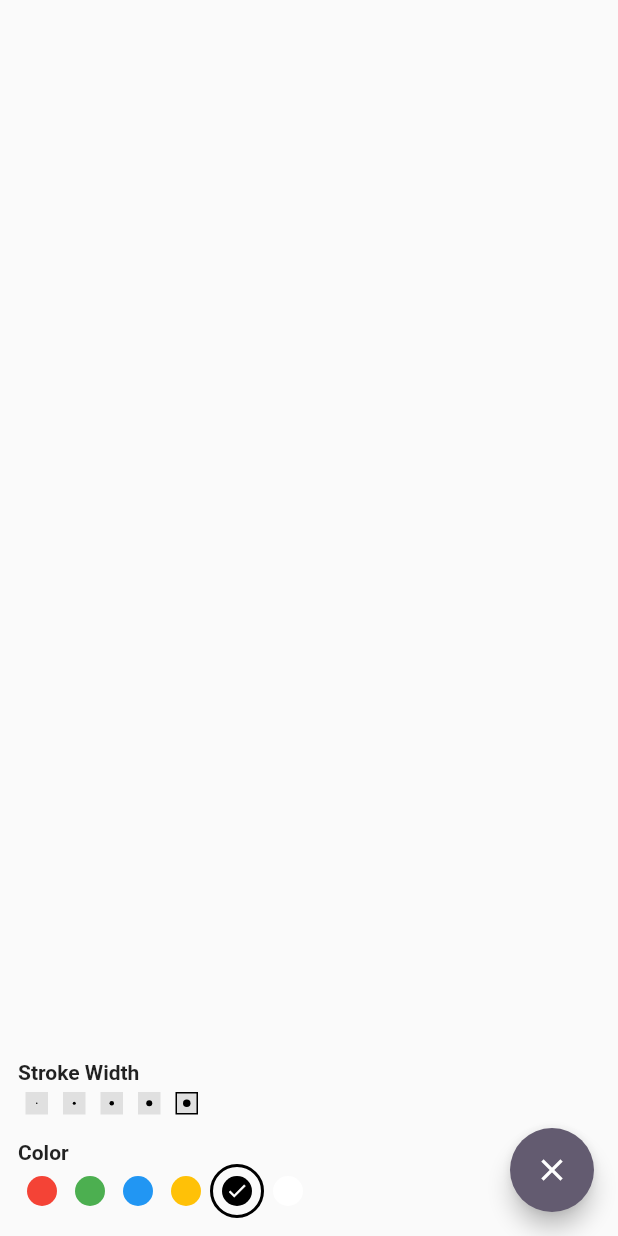
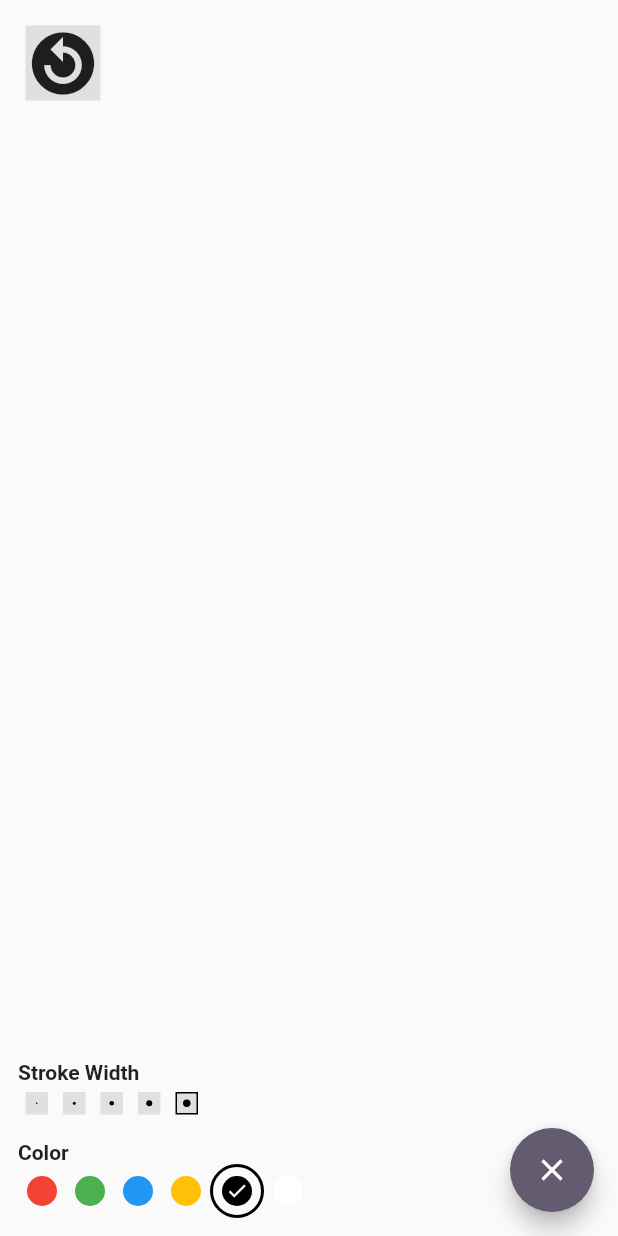
Before and after one commit to danielAsaboro/feynman-board, a Flutter app: the screen it shows after launch, after a tap on the "clear" icon, on a phone screen of 412 x 824 dp. Run offline on Flutter 3.47's test engine with Material 3 defaults, Android fonts, the phone set to English and light mode, and no system bars; our stand-ins replace flutter_riverpod.

Commit message:
added undo changes

```diff
--- /dev/null
+++ b/lib/features/draw/domain/entities/board.dart
@@ -0,0 +1,65 @@
+import 'package:flutter/material.dart';
+import 'package:flutter_riverpod/flutter_riverpod.dart';
+
+import 'shapes/draw_object.dart';
+
+class BoardContent {
+  late final Color brushColor;
+  late final double strokeWidth;
+  late final List<DrawObject?> oldScribbles;
+  late final List<DrawObject?> currentScribbles;
+  late final List<DrawObject?> previouslySavedScribbles;
+  late final List<List<DrawObject?>?> allLastSavedState;
+
+  List<DrawObject?> get allScribbles => [
+        ...oldScribbles,
+        ...currentScribbles,
+      ];
+
+  List<Color> supportedColors = [
+    Colors.red,
+    Colors.green,
+    Colors.blue,
+    Colors.amber,
+    Colors.black,
+    Colors.white,
+  ];
+  List<double> supportedStrokeWidth = [1, 2, 3, 4, 5];
+
+  BoardContent({
+    double? strokeWidth,
+    Color? brushColor,
+    List<DrawObject?>? oldScribbles,
+    List<DrawObject?>? previouslySavedScribbles,
+    List<DrawObject?>? currentScribbles,
+    List<List<DrawObject?>?>? allLastSavedState,
+  }) {
+    this.strokeWidth = strokeWidth ?? 5;
+    this.brushColor = brushColor ?? Colors.black;
+    this.oldScribbles = oldScribbles ?? [];
+    this.previouslySavedScribbles = previouslySavedScribbles ?? [];
+    this.currentScribbles = currentScribbles ?? [];
+    this.allLastSavedState = allLastSavedState ?? [];
+  }
+
+  BoardContent copyWith({
+    double? strokeWidth,
+    Color? brushColor,
+    List<DrawObject?>? oldScribbles,
+    List<DrawObject?>? previouslySavedScribbles,
+    List<DrawObject?>? currentScribbles,
+    List<Color>? supportedColors,
+    List<double>? supportedStrokeWidth,
+    List<List<DrawObject?>?>? allLastSavedState,
+  }) {
+    return BoardContent(
+      strokeWidth: strokeWidth ?? this.strokeWidth,
+      brushColor: brushColor ?? this.brushColor,
+      oldScribbles: oldScribbles ?? List.from(this.oldScribbles),
+      previouslySavedScribbles:
+          previouslySavedScribbles ?? List.from(this.previouslySavedScribbles),
+      currentScribbles: currentScribbles ?? [],
+      allLastSavedState: allLastSavedState ?? List.from(this.allLastSavedState),
+    );
+  }
+}
--- /dev/null
+++ b/lib/features/draw/presentation/components/color_palette_store.dart
@@ -0,0 +1,65 @@
+import 'package:flutter/material.dart';
+import 'package:flutter_riverpod/flutter_riverpod.dart';
+
+import '../../domain/entities/board.dart';
+import '../controllers/board_controller.dart';
+
+class ColorPaletteStore extends StatelessWidget {
+  const ColorPaletteStore({
+    super.key,
+    required this.boardContent,
+    required this.ref,
+  });
+
+  final BoardContent boardContent;
+  final WidgetRef ref;
+
+  @override
+  Widget build(BuildContext context) {
+    return Row(
+      mainAxisSize: MainAxisSize.min,
+      children: [
+        ...boardContent.supportedColors.map((color) {
+          final isSelected = boardContent.brushColor == color;
+          return InkWell(
+            onTap: () {
+              ref.read(boardContentProvider.notifier).changeBrushColor(color);
+            },
+            child: Container(
+              padding: const EdgeInsets.all(1),
+              decoration: isSelected
+                  ? const BoxDecoration(
+                      shape: BoxShape.circle,
+                      border: Border.fromBorderSide(
+                        BorderSide(
+                          color: Colors.black,
+                          width: 2,
+                        ),
+                      ),
+                    )
+                  : null,
+              child: Container(
+                margin: const EdgeInsets.all(5),
+                width: 20,
+                height: 20,
+                decoration: BoxDecoration(
+                  color: color,
+                  shape: BoxShape.circle,
+                ),
+                child: isSelected
+                    ? const Center(
+                        child: Icon(
+                          Icons.done,
+                          color: Colors.white,
+                          size: 15,
+                        ),
+                      )
+                    : Container(),
+              ),
+            ),
+          );
+        }).toList(),
+      ],
+    );
+  }
+}
--- /dev/null
+++ b/lib/features/draw/presentation/components/stroke_pallet_store.dart
@@ -0,0 +1,54 @@
+import 'package:flutter/material.dart';
+import 'package:flutter_riverpod/flutter_riverpod.dart';
+
+import '../../domain/entities/board.dart';
+import '../controllers/board_controller.dart';
+
+class StrokePalletteStore extends StatelessWidget {
+  const StrokePalletteStore({
+    super.key,
+    required this.boardContent,
+    required this.ref,
+  });
+
+  final BoardContent boardContent;
+  final WidgetRef ref;
+
+  @override
+  Widget build(BuildContext context) {
+    return Row(
+      mainAxisSize: MainAxisSize.min,
+      children: [
+        ...boardContent.supportedStrokeWidth.map((strokeWidth) {
+          final isSelected = boardContent.strokeWidth == strokeWidth;
+          return InkWell(
+            onTap: () {
+              ref
+                  .read(boardContentProvider.notifier)
+                  .changeStrokeWidth(strokeWidth);
+            },
+            child: Container(
+              margin: const EdgeInsets.all(5),
+              width: 15,
+              height: 15,
+              decoration: BoxDecoration(
+                border: isSelected ? Border.all(color: Colors.black) : null,
+                color: Colors.grey.shade300,
+              ),
+              child: Center(
+                child: Container(
+                  width: strokeWidth.toDouble(),
+                  height: strokeWidth.toDouble(),
+                  decoration: const BoxDecoration(
+                    color: Colors.black,
+                    shape: BoxShape.circle,
+                  ),
+                ),
+              ),
+            ),
+          );
+        }).toList(),
+      ],
+    );
+  }
+}
--- /dev/null
+++ b/lib/features/draw/presentation/components/undo_button.dart
@@ -0,0 +1,39 @@
+import 'package:flutter/material.dart';
+import 'package:flutter_riverpod/flutter_riverpod.dart';
+
+import '../../domain/entities/board.dart';
+import '../controllers/board_controller.dart';
+
+class UndoChangesButton extends StatelessWidget {
+  const UndoChangesButton({
+    super.key,
+    required this.ref,
+  });
+
+  final WidgetRef ref;
+
+  @override
+  Widget build(BuildContext context) {
+    return GestureDetector(
+      onTap: () {
+        ref.read(boardContentProvider.notifier).undoMove();
+      },
+      child: Column(
+        crossAxisAlignment: CrossAxisAlignment.start,
+        children: [
+          Container(
+              height: 50,
+              width: 50,
+              margin: const EdgeInsets.all(5),
+              decoration: BoxDecoration(
+                color: Colors.grey.shade300,
+              ),
+              child: Icon(
+                Icons.replay_circle_filled_sharp,
+                size: 50,
+              )),
+        ],
+      ),
+    );
+  }
+}
--- /dev/null
+++ b/lib/features/draw/presentation/controllers/board_controller.dart
@@ -0,0 +1,71 @@
+import 'package:flutter/material.dart';
+import 'package:flutter_riverpod/flutter_riverpod.dart';
+
+import '../../domain/entities/board.dart';
+import '../../domain/entities/shapes/draw_object.dart';
+
+class BoardControllerNotifier extends Notifier<BoardContent> {
+  @override
+  build() {
+    return BoardContent();
+  }
+
+  void addToCurrentScribbles(DrawObject? newScribble) {
+    final updatedCurrentScribbles = [...state.currentScribbles, newScribble];
+    state = state.copyWith(currentScribbles: updatedCurrentScribbles);
+  }
+
+  void allCurrentScribblesToAllScribbles() {
+    saveCurrentState();
+    final updatedScribbles = [
+      ...state.allScribbles,
+      null,
+    ];
+    state = state.copyWith(oldScribbles: updatedScribbles);
+  }
+
+  void changeStrokeWidth(double width) {
+    state = state.copyWith(strokeWidth: width);
+  }
+
+  void changeBrushColor(Color color) {
+    state = state.copyWith(brushColor: color);
+  }
+
+  void clearBoard() {
+    saveCurrentState();
+    state = state.copyWith(oldScribbles: []);
+  }
+
+  void saveCurrentState() {
+    state = state.copyWith(
+      previouslySavedScribbles: [...state.oldScribbles],
+      currentScribbles: [...state.currentScribbles],
+    );
+
+    // starting to use loops
+    final allLastSavedState = [
+      ...state.allLastSavedState,
+    ];
+    allLastSavedState.add([...state.previouslySavedScribbles]);
+    state = state.copyWith(
+      allLastSavedState: allLastSavedState,
+      currentScribbles: [...state.currentScribbles],
+    );
+  }
+
+  void undoMove() {
+    final allLastSavedState = state.allLastSavedState;
+    final allLastSavedStateLength = allLastSavedState.length;
+
+    if (allLastSavedState.isNotEmpty) {
+      state = state.copyWith(oldScribbles: allLastSavedState.last);
+      allLastSavedState.removeAt(allLastSavedStateLength - 1);
+      state = state.copyWith(allLastSavedState: allLastSavedState);
+    }
+  }
+}
+
+final boardContentProvider =
+    NotifierProvider<BoardControllerNotifier, BoardContent>(
+        BoardControllerNotifier.new);
--- a/lib/features/draw/presentation/screens/board.dart
+++ b/lib/features/draw/presentation/screens/board.dart
@@ -1,24 +1,25 @@
+import 'package:feynman_board/features/draw/domain/entities/board.dart';
 import 'package:flutter/material.dart';
+import 'package:flutter_riverpod/flutter_riverpod.dart';
 
 import '../../domain/entities/shapes/draw_object.dart';
 import '../../domain/entities/shapes/drawing_painter.dart';
+import '../components/color_palette_store.dart';
+import '../components/stroke_pallet_store.dart';
+import '../components/undo_button.dart';
+import '../controllers/board_controller.dart';
 
-class BoardWidget extends StatefulWidget {
+class BoardWidget extends ConsumerStatefulWidget {
   const BoardWidget({super.key});
 
   @override
-  State<BoardWidget> createState() => _BoardWidgetState();
+  ConsumerState<BoardWidget> createState() => _BoardWidgetState();
 }
 
-class _BoardWidgetState extends State<BoardWidget> {
-  List<DrawObject?> objects = [];
-
-  double strokeWidth = 5;
-
-  Color color = Colors.black;
-
+class _BoardWidgetState extends ConsumerState<BoardWidget> {
   @override
   Widget build(BuildContext context) {
+    final boardContent = ref.watch(boardContentProvider);
     return Scaffold(
       body: SizedBox(
         width: double.infinity,
@@ -32,18 +33,23 @@ class _BoardWidgetState extends State<BoardWidget> {
                   final offset =
                       renderBox.globalToLocal(details.globalPosition);
 
-                  setState(() {
-                    objects.add(DrawObject(offset, strokeWidth, color));
-                  });
+                  final newScribble = DrawObject(
+                    offset,
+                    boardContent.strokeWidth,
+                    boardContent.brushColor,
+                  );
+                  ref
+                      .read(boardContentProvider.notifier)
+                      .addToCurrentScribbles(newScribble);
                 },
                 onPanEnd: (details) {
                   // adding a null value here to separate individual strokes
-                  setState(() {
-                    objects.add(null);
-                  });
+                  ref
+                      .read(boardContentProvider.notifier)
+                      .allCurrentScribblesToAllScribbles();
                 },
                 child: CustomPaint(
-                  painter: DrawingPainter(objects),
+                  painter: DrawingPainter(boardContent.allScribbles),
                 ),
               ),
             ),
@@ -58,113 +64,28 @@ class _BoardWidgetState extends State<BoardWidget> {
                         fontSize: 14,
                         fontWeight: FontWeight.bold,
                       )),
-                  Row(
-                    mainAxisSize: MainAxisSize.min,
-                    children: [
-                      ...[1, 2, 3, 4, 5].map((e) {
-                        final isSelected = strokeWidth == e;
-                        return InkWell(
-                          onTap: () {
-                            setState(() {
-                              strokeWidth = e.toDouble();
-                            });
-                          },
-                          child: Container(
-                            margin: const EdgeInsets.all(5),
-                            width: 15,
-                            height: 15,
-                            decoration: BoxDecoration(
-                              border: isSelected
-                                  ? Border.all(color: Colors.black)
-                                  : null,
-                              color: Colors.grey.shade300,
-                            ),
-                            child: Center(
-                              child: Container(
-                                width: e.toDouble(),
-                                height: e.toDouble(),
-                                decoration: const BoxDecoration(
-                                  color: Colors.black,
-                                  shape: BoxShape.circle,
-                                ),
-                              ),
-                            ),
-                          ),
-                        );
-                      }).toList(),
-                    ],
-                  ),
+                  StrokePalletteStore(boardContent: boardContent, ref: ref),
                   const SizedBox(height: 12),
                   const Text("Color",
                       style: TextStyle(
                         fontSize: 14,
                         fontWeight: FontWeight.bold,
                       )),
-                  Row(
-                    mainAxisSize: MainAxisSize.min,
-                    children: [
-                      ...[
-                        Colors.red,
-                        Colors.green,
-                        Colors.blue,
-                        Colors.amber,
-                        Colors.black,
-                        Colors.white,
-                      ].map((e) {
-                        final isSelected = color == e;
-                        return InkWell(
-                          onTap: () {
-                            setState(() {
-                              color = e;
-                            });
-                          },
-                          child: Container(
-                            padding: const EdgeInsets.all(1),
-                            decoration: isSelected
-                                ? const BoxDecoration(
-                                    shape: BoxShape.circle,
-                                    border: Border.fromBorderSide(
-                                      BorderSide(
-                                        color: Colors.black,
-                                        width: 2,
-                                      ),
-                                    ),
-                                  )
-                                : null,
-                            child: Container(
-                              margin: const EdgeInsets.all(5),
-                              width: 20,
-                              height: 20,
-                              decoration: BoxDecoration(
-                                color: e,
-                                shape: BoxShape.circle,
-                              ),
-                              child: isSelected
-                                  ? const Center(
-                                      child: Icon(
-                                        Icons.done,
-                                        color: Colors.white,
-                                        size: 15,
-                                      ),
-                                    )
-                                  : Container(),
-                            ),
-                          ),
-                        );
-                      }).toList(),
-                    ],
-                  ),
+                  ColorPaletteStore(boardContent: boardContent, ref: ref),
                 ],
               ),
+            ),
+            Positioned(
+              top: 12,
+              left: 12,
+              child: UndoChangesButton(ref: ref),
             ),
           ],
         ),
       ),
       floatingActionButton: FloatingActionButton(
         onPressed: () {
-          setState(() {
-            objects.clear();
-          });
+          ref.read(boardContentProvider.notifier).clearBoard();
         },
         child: const Icon(Icons.clear),
       ),
--- a/lib/main.dart
+++ b/lib/main.dart
@@ -1,5 +1,6 @@
 import 'package:feynman_board/features/draw/presentation/screens/board.dart';
 import 'package:flutter/material.dart';
+import 'package:flutter_riverpod/flutter_riverpod.dart';
 
 void main() {
   runApp(const MyApp());
@@ -10,7 +11,8 @@
 
   @override
   Widget build(BuildContext context) {
-    return MaterialApp(
+    return ProviderScope(
+      child: MaterialApp(
         title: 'Feynman Board',
         debugShowCheckedModeBanner: false,
         theme: ThemeData(
@@ -18,6 +20,7 @@
           useMaterial3: false,
         ),
         home: const BoardWidget(),
+      ),
     );
   }
 }
--- a/pubspec.yaml
+++ b/pubspec.yaml
@@ -30,6 +30,7 @@ environment:
 dependencies:
   flutter:
     sdk: flutter
+  flutter_riverpod: ^2.4.9
 
 
   # The following adds the Cupertino Icons font to your application.
```
Also changed, not shown: pubspec.lock, 1 other file. Lines whose indentation alone changed are shown as unchanged.
